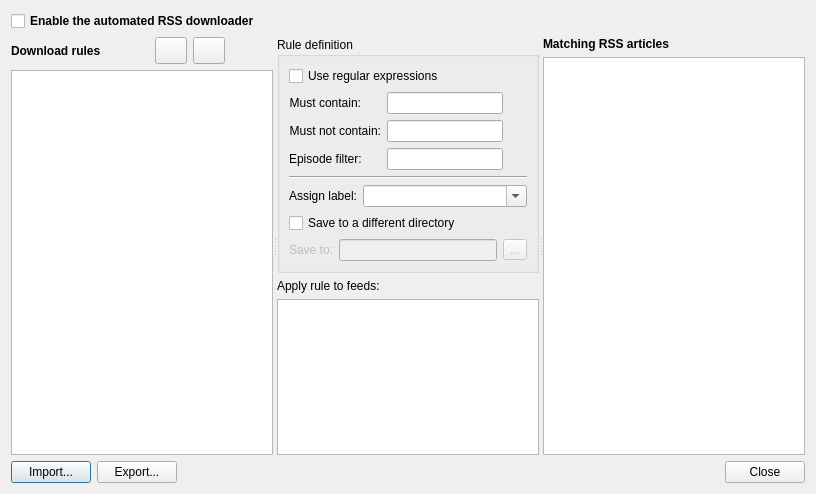
Above: src/rss/automatedrssdownloader.ui from SysAdminDoc/qBittorrent-Vanced before the change. Below: the same form after it.
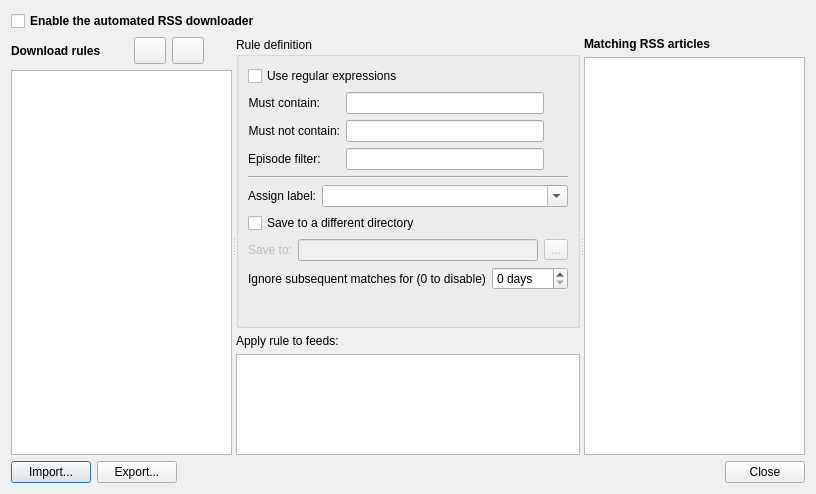
That is the form after the change.

Commit message: Add setting to ignore RSS rule matches for X days

What changed in the file:
```diff
--- a/src/rss/automatedrssdownloader.ui
+++ b/src/rss/automatedrssdownloader.ui
@@ -330,6 +330,70 @@
             </item>
            </layout>
           </item>
+          <item>
+           <layout class="QHBoxLayout" name="horizontalLayout_6">
+            <item>
+             <widget class="QLabel" name="lblIgnoreDays">
+              <property name="text">
+               <string comment="... X days">Ignore subsequent matches for (0 to disable)</string>
+              </property>
+             </widget>
+            </item>
+            <item>
+             <spacer name="horizontalSpacer_4">
+              <property name="orientation">
+               <enum>Qt::Horizontal</enum>
+              </property>
+              <property name="sizeHint" stdset="0">
+               <size>
+                <width>40</width>
+                <height>20</height>
+               </size>
+              </property>
+             </spacer>
+            </item>
+            <item>
+             <widget class="QSpinBox" name="spinIgnorePeriod">
+              <property name="enabled">
+               <bool>true</bool>
+              </property>
+              <property name="suffix">
+               <string> days</string>
+              </property>
+              <property name="maximum">
+               <number>360</number>
+              </property>
+             </widget>
+            </item>
+           </layout>
+          </item>
+          <item>
+           <layout class="QHBoxLayout" name="horizontalLayout_7">
+            <item>
+             <spacer name="horizontalSpacer_5">
+              <property name="orientation">
+               <enum>Qt::Horizontal</enum>
+              </property>
+              <property name="sizeHint" stdset="0">
+               <size>
+                <width>40</width>
+                <height>20</height>
+               </size>
+              </property>
+             </spacer>
+            </item>
+            <item>
+             <widget class="QLabel" name="lblLastMatch">
+              <property name="enabled">
+               <bool>true</bool>
+              </property>
+              <property name="text">
+               <string notr="true"/>
+              </property>
+             </widget>
+            </item>
+           </layout>
+          </item>
          </layout>
         </widget>
        </item>
```
The commit also changes 5 other files.
